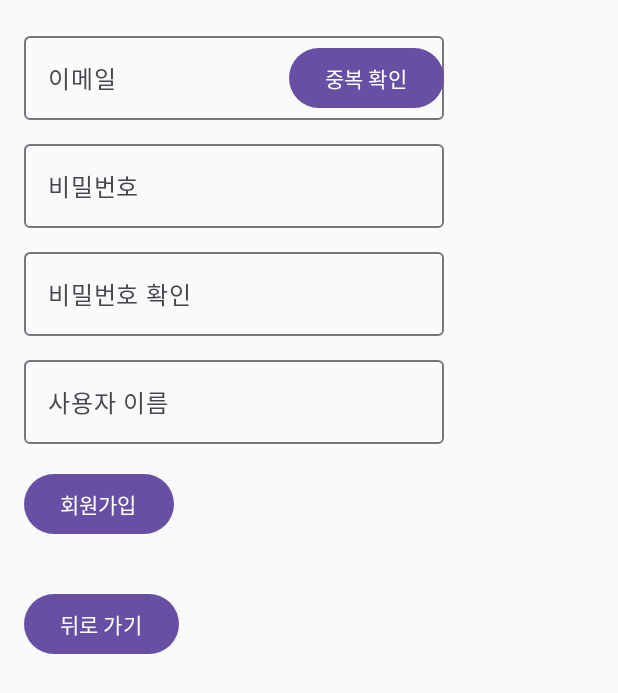
After one commit to joon6093/Today-Fit-Complete, an Android app built with Jetpack Compose: the RegisterScreen screen opened through its navigation route, on a phone screen of 412 x 824 dp. The commit adds this screen. Shown: the top 693 px of the screen. Run offline under Robolectric (Android 15) with nearby library versions, the phone set to English and light mode, and no system bars; our stand-ins replace livedata-compose.

```diff
--- a/TodayFitComplete_Frontend/app/build.gradle.kts
+++ b/TodayFitComplete_Frontend/app/build.gradle.kts
@@ -70,4 +70,5 @@ dependencies {
     implementation("com.squareup.retrofit2:converter-gson:2.9.0")
     implementation ("com.squareup.retrofit2:converter-scalars:2.6.4")
     implementation("androidx.compose.runtime:runtime-livedata:1.5.4")
+    implementation("androidx.navigation:navigation-compose:2.7.5")
 }
--- /dev/null
+++ b/TodayFitComplete_Frontend/app/src/main/java/kr/ac/kumoh/ce/s20190633/todayfitcomplete_frontend/Dto/Borad/BoardListPageResponse.kt
@@ -0,0 +1,5 @@
+import kr.ac.kumoh.ce.s20190633.todayfitcomplete_frontend.Dto.Borad.BoardListResponse
+
+data class BoardListPageResponse(
+    val content: List<BoardListResponse>,
+)
--- a/TodayFitComplete_Frontend/app/src/main/java/kr/ac/kumoh/ce/s20190633/todayfitcomplete_frontend/Dto/Member/MemberLoginDto.kt
+++ b/TodayFitComplete_Frontend/app/src/main/java/kr/ac/kumoh/ce/s20190633/todayfitcomplete_frontend/Dto/Member/MemberRegisterDto.kt
@@ -1,6 +1,8 @@
 package kr.ac.kumoh.ce.s20190633.todayfitcomplete_frontend.Dto.Member
 
-data class MemberLoginDto(
+data class MemberRegisterDto(
     val email: String,
-    val password: String
+    val password: String,
+    val passwordCheck: String,
+    val username: String
 )
--- a/TodayFitComplete_Frontend/app/src/main/java/kr/ac/kumoh/ce/s20190633/todayfitcomplete_frontend/MainActivity.kt
+++ b/TodayFitComplete_Frontend/app/src/main/java/kr/ac/kumoh/ce/s20190633/todayfitcomplete_frontend/MainActivity.kt
@@ -1,72 +1,56 @@
 package kr.ac.kumoh.ce.s20190633.todayfitcomplete_frontend
 
+import BoardDetailScreen
+import BoardListScreen
+import LoginScreen
+import RegisterScreen
 import android.os.Bundle
 import androidx.activity.ComponentActivity
 import androidx.activity.compose.setContent
-import androidx.compose.foundation.layout.Column
-import androidx.compose.foundation.layout.fillMaxSize
-import androidx.compose.foundation.text.KeyboardOptions
-import androidx.compose.material3.Button
-import androidx.compose.material3.ExperimentalMaterial3Api
-import androidx.compose.material3.MaterialTheme
-import androidx.compose.material3.Surface
-import androidx.compose.material3.Text
-import androidx.compose.material3.TextField
-import androidx.compose.runtime.Composable
-import androidx.compose.runtime.getValue
-import androidx.compose.runtime.livedata.observeAsState
-import androidx.compose.runtime.mutableStateOf
-import androidx.compose.runtime.remember
-import androidx.compose.runtime.setValue
-import androidx.compose.ui.Modifier
-import androidx.compose.ui.text.input.KeyboardType
-import androidx.compose.ui.text.input.PasswordVisualTransformation
-import androidx.lifecycle.ViewModelProvider
-import kr.ac.kumoh.ce.s20190633.todayfitcomplete_frontend.Member.LoginViewModel
-import kr.ac.kumoh.ce.s20190633.todayfitcomplete_frontend.ui.theme.TodayFitComplete_FrontendTheme
+import androidx.activity.viewModels
+import kr.ac.kumoh.ce.s20190633.todayfitcomplete_frontend.ViewModel.Board.BoardViewModel
+import kr.ac.kumoh.ce.s20190633.todayfitcomplete_frontend.ViewModel.Member.MemberViewModel
+import androidx.navigation.compose.NavHost
+import androidx.navigation.compose.composable
+import androidx.navigation.compose.rememberNavController
+
+enum class Screen(val route: String) {
+    Login("login"),
+    Register("register"),
+    BoardList("boardList"),
+    BoardDetail("boardDetail/{boardId}")
+}
+
 
 class MainActivity : ComponentActivity() {
+    private val memberViewModel: MemberViewModel by viewModels()
+    private val boardViewModel: BoardViewModel by viewModels()
+
     override fun onCreate(savedInstanceState: Bundle?) {
         super.onCreate(savedInstanceState)
-        val loginViewModel = ViewModelProvider(this).get(LoginViewModel::class.java)
+        setContent {
+            val navController = rememberNavController()
 
-        setContent {
-            TodayFitComplete_FrontendTheme {
-                Surface(
-                    modifier = Modifier.fillMaxSize(),
-                    color = MaterialTheme.colorScheme.background
-                ) {
-                    LoginScreen(loginViewModel)
+            NavHost(navController = navController, startDestination = Screen.Login.name) {
+                composable(Screen.Login.route) {
+                    LoginScreen(memberViewModel,
+                        onNavigateToRegister = { navController.navigate(Screen.Register.name) },
+                        onLoginSuccess = { navController.navigate(Screen.BoardList.name) }
+                    )
+                }
+                composable(Screen.Register.route) {
+                    RegisterScreen(memberViewModel) { navController.popBackStack() }
+                }
+                composable(Screen.BoardList.route){
+                    BoardListScreen(boardViewModel, navController)
+                }
+                composable(Screen.BoardDetail.route)  { backStackEntry ->
+                    val boardId = backStackEntry.arguments?.getString("boardId")?.toLongOrNull()
+                    boardId?.let {
+                        BoardDetailScreen(viewModel = boardViewModel, boardId = it)
+                    }
                 }
             }
         }
     }
 }
-
-@OptIn(ExperimentalMaterial3Api::class)
-@Composable
-fun LoginScreen(loginViewModel: LoginViewModel) {
-    var email by remember { mutableStateOf("") }
-    var password by remember { mutableStateOf("") }
-
-    Column {
-        TextField(
-            value = email,
-            onValueChange = { email = it },
-            label = { Text("이메일") }
-        )
-        TextField(
-            value = password,
-            onValueChange = { password = it },
-            label = { Text("비밀번호") },
-            visualTransformation = PasswordVisualTransformation(),
-            keyboardOptions = KeyboardOptions(keyboardType = KeyboardType.Password)
-        )
-        Button(onClick = { loginViewModel.login(email, password) }) {
-            Text("로그인")
-        }
-    }
-    // 로그인 결과 관찰 및 처리
-    val loginResult = loginViewModel.loginResult.observeAsState().value
-    // 로그인 결과에 따른 UI 업데이트 또는 네비게이션
-}
--- /dev/null
+++ b/TodayFitComplete_Frontend/app/src/main/java/kr/ac/kumoh/ce/s20190633/todayfitcomplete_frontend/Screen/LoginScreen.kt
@@ -0,0 +1,63 @@
+import androidx.compose.foundation.layout.Column
+import androidx.compose.foundation.layout.Spacer
+import androidx.compose.foundation.layout.height
+import androidx.compose.foundation.layout.padding
+import androidx.compose.material3.Button
+import androidx.compose.material3.ExperimentalMaterial3Api
+import androidx.compose.material3.OutlinedTextField
+import androidx.compose.material3.Text
+import androidx.compose.runtime.Composable
+import androidx.compose.runtime.getValue
+import androidx.compose.runtime.livedata.observeAsState
+import androidx.compose.runtime.mutableStateOf
+import androidx.compose.runtime.remember
+import androidx.compose.runtime.setValue
+import androidx.compose.ui.Modifier
+import androidx.compose.ui.text.input.PasswordVisualTransformation
+import androidx.compose.ui.unit.dp
+import kr.ac.kumoh.ce.s20190633.todayfitcomplete_frontend.ViewModel.Member.MemberViewModel
+
+@OptIn(ExperimentalMaterial3Api::class)
+@Composable
+fun LoginScreen(viewModel: MemberViewModel, onNavigateToRegister: () -> Unit, onLoginSuccess: () -> Unit) {
+    var email by remember { mutableStateOf("") }
+    var password by remember { mutableStateOf("") }
+    //로그인 처리
+    val loginState by viewModel.isLoggedIn.observeAsState()
+
+    Column(modifier = Modifier.padding(16.dp)) {
+        OutlinedTextField(
+            value = email,
+            onValueChange = { email = it },
+            label = { Text("이메일") }
+        )
+
+        Spacer(modifier = Modifier.height(8.dp))
+
+        OutlinedTextField(
+            value = password,
+            onValueChange = { password = it },
+            label = { Text("비밀번호") },
+            visualTransformation = PasswordVisualTransformation()
+        )
+
+
+        Spacer(modifier = Modifier.height(16.dp))
+
+        Button(onClick = { viewModel.login(email, password) }) {
+            Text("로그인")
+        }
+
+        loginState?.let { loggedIn ->
+            if (loggedIn) {
+                onLoginSuccess() // 로그인 성공 시 호출되는 콜백
+            }
+        }
+
+        Spacer(modifier = Modifier.height(16.dp))
+
+        Button(onClick = onNavigateToRegister) {
+            Text("회원가입 하러 가기")
+        }
+    }
+}
--- /dev/null
+++ b/TodayFitComplete_Frontend/app/src/main/java/kr/ac/kumoh/ce/s20190633/todayfitcomplete_frontend/Screen/RegisterScreen.kt
@@ -0,0 +1,125 @@
+import androidx.compose.foundation.layout.Column
+import androidx.compose.foundation.layout.Spacer
+import androidx.compose.foundation.layout.height
+import androidx.compose.foundation.layout.padding
+import androidx.compose.foundation.text.KeyboardActions
+import androidx.compose.foundation.text.KeyboardOptions
+import androidx.compose.material3.Button
+import androidx.compose.material3.CircularProgressIndicator
+import androidx.compose.material3.ExperimentalMaterial3Api
+import androidx.compose.material3.MaterialTheme
+import androidx.compose.material3.OutlinedTextField
+import androidx.compose.material3.Text
+import androidx.compose.runtime.*
+import androidx.compose.runtime.livedata.observeAsState
+import androidx.compose.ui.Modifier
+import androidx.compose.ui.platform.LocalContext
+import androidx.compose.ui.text.input.ImeAction
+import androidx.compose.ui.unit.dp
+import kr.ac.kumoh.ce.s20190633.todayfitcomplete_frontend.Dto.Member.MemberRegisterDto
+import kr.ac.kumoh.ce.s20190633.todayfitcomplete_frontend.ViewModel.Member.MemberViewModel
+
+@OptIn(ExperimentalMaterial3Api::class)
+@Composable
+fun RegisterScreen(viewModel: MemberViewModel, onNavigateToLogin: () -> Unit) {
+    var email by remember { mutableStateOf("") }
+    var password by remember { mutableStateOf("") }
+    var passwordCheck by remember { mutableStateOf("") }
+    var username by remember { mutableStateOf("") }
+
+    var isEmailDuplicate by remember { mutableStateOf(false) }
+    var isCheckingEmail by remember { mutableStateOf(false) }
+    // 이메일 중복 검사 결과에 따른 메시지 표시
+    var emailCheckMessage by remember { mutableStateOf<String?>(null) }
+    // 회원가입 메시지
+    val registrationStatus by viewModel.registrationStatus.observeAsState()
+
+    val context = LocalContext.current
+
+    Column(modifier = Modifier.padding(16.dp)) {
+        OutlinedTextField(
+            value = email,
+            onValueChange = { email = it },
+            label = { Text("이메일") },
+            keyboardOptions = KeyboardOptions.Default.copy(imeAction = ImeAction.Next),
+            trailingIcon = {
+                if (isCheckingEmail) {
+                    CircularProgressIndicator()
+                } else {
+                    // 중복 검사 버튼 클릭 시 로직
+                    Button(onClick = {
+                        isCheckingEmail = true
+                        viewModel.checkEmailDuplicate(email) { duplicate ->
+                            isEmailDuplicate = duplicate
+                            isCheckingEmail = false
+                            emailCheckMessage = if (duplicate) {
+                                "이메일이 중복됩니다."
+                            } else {
+                                "이메일이 사용 가능합니다."
+                            }
+                        }
+                    }) {
+                        Text("중복 확인")
+                    }
+                    // 이메일 중복 검사 결과 메시지 표시
+                    emailCheckMessage?.let {
+                        Text(it, color = if (isEmailDuplicate) MaterialTheme.colorScheme.error else MaterialTheme.colorScheme.primary)
+                    }
+                }
+            }
+        )
+        if (isEmailDuplicate) {
+            Text("이메일이 중복됩니다.", color = MaterialTheme.colorScheme.error)
+        }
+
+        Spacer(modifier = Modifier.height(8.dp))
+
+        OutlinedTextField(
+            value = password,
+            onValueChange = { password = it },
+            label = { Text("비밀번호") },
+            keyboardOptions = KeyboardOptions.Default.copy(imeAction = ImeAction.Next)
+        )
+
+        Spacer(modifier = Modifier.height(8.dp))
+
+        OutlinedTextField(
+            value = passwordCheck,
+            onValueChange = { passwordCheck = it },
+            label = { Text("비밀번호 확인") },
+            keyboardOptions = KeyboardOptions.Default.copy(imeAction = ImeAction.Next)
+        )
+
+        Spacer(modifier = Modifier.height(8.dp))
+
+        OutlinedTextField(
+            value = username,
+            onValueChange = { username = it },
+            label = { Text("사용자 이름") },
+            keyboardOptions = KeyboardOptions.Default.copy(imeAction = ImeAction.Done),
+            keyboardActions = KeyboardActions(onDone = {
+                viewModel.register(MemberRegisterDto(email, password, passwordCheck, username))
+            })
+        )
+
+        Spacer(modifier = Modifier.height(16.dp))
+
+        Button(onClick = {
+            viewModel.register(MemberRegisterDto(email, password, passwordCheck, username))
+        }) {
+            Text("회원가입")
+        }
+
+        Spacer(modifier = Modifier.height(16.dp))
+
+        registrationStatus?.let {
+            Text(it)
+        }
+
+        Spacer(modifier = Modifier.height(16.dp))
+
+        Button(onClick = onNavigateToLogin) {
+            Text("뒤로 가기")
+        }
+    }
+}
--- /dev/null
+++ b/TodayFitComplete_Frontend/app/src/main/java/kr/ac/kumoh/ce/s20190633/todayfitcomplete_frontend/ViewModel/Member/MemberViewModel.kt
@@ -0,0 +1,97 @@
+package kr.ac.kumoh.ce.s20190633.todayfitcomplete_frontend.ViewModel.Member
+
+import android.util.Log
+import androidx.lifecycle.LiveData
+import androidx.lifecycle.MutableLiveData
+import androidx.lifecycle.ViewModel
+import androidx.lifecycle.viewModelScope
+import kotlinx.coroutines.Dispatchers
+import kotlinx.coroutines.launch
+import kotlinx.coroutines.withContext
+import kr.ac.kumoh.ce.s20190633.todayfitcomplete_frontend.ApiService.MemberApiService
+import kr.ac.kumoh.ce.s20190633.todayfitcomplete_frontend.Dto.Member.MemberLoginDto
+import kr.ac.kumoh.ce.s20190633.todayfitcomplete_frontend.Dto.Member.MemberRegisterDto
+import retrofit2.Call
+import retrofit2.Response
+import retrofit2.Retrofit
+import retrofit2.converter.gson.GsonConverterFactory
+
+class MemberViewModel : ViewModel() {
+    private val SERVER_URL = "https://port-0-todayfitcomplete-1drvf2llomgqfda.sel5.cloudtype.app"
+    private val memberApiService: MemberApiService
+
+    init {
+        val retrofit = Retrofit.Builder()
+            .baseUrl(SERVER_URL)
+            .addConverterFactory(GsonConverterFactory.create())
+            .build()
+
+        memberApiService = retrofit.create(MemberApiService::class.java)
+    }
+
+    //회원가입
+    private val _registrationStatus = MutableLiveData<String?>()
+    val registrationStatus: LiveData<String?> = _registrationStatus
+    fun register(memberRegisterDto: MemberRegisterDto) {
+        viewModelScope.launch {
+            try {
+                val response = withContext(Dispatchers.IO) {
+                    memberApiService.register(memberRegisterDto).execute()
+                }
+                if (response.isSuccessful) {
+                    _registrationStatus.postValue("회원가입에 성공했습니다.")
+                } else {
+                    _registrationStatus.postValue("회원가입에 실패했습니다.")
+                    Log.e("MemberViewModel", "Registration failed: ${response.errorBody()?.string()}")
+                }
+            } catch (e: Exception) {
+                Log.e("MemberViewModel", "Error on member registration: ${e.message}")
+                _registrationStatus.postValue("오류 발생: ${e.message}")
+            }
+        }
+    }
+
+    // 이메일 중복 검사
+    fun checkEmailDuplicate(email: String, onResult: (Boolean) -> Unit) {
+        viewModelScope.launch {
+            memberApiService.checkIdDuplicate(email).enqueue(object : retrofit2.Callback<Boolean> {
+                override fun onResponse(call: Call<Boolean>, response: Response<Boolean>) {
+                    if (response.isSuccessful) {
+                        onResult(response.body() ?: false)
+                    } else {
+                        onResult(false)
+                    }
+                }
+
+                override fun onFailure(call: Call<Boolean>, t: Throwable) {
+                    Log.e("MemberViewModel", "Error checking email duplicate: ${t.message}")
+                    onResult(false)
+                }
+            })
+        }
+    }
+
+    private val _isLoggedIn = MutableLiveData<Boolean>()
+    val isLoggedIn: LiveData<Boolean> = _isLoggedIn
+
+    fun login(email: String, password: String) {
+        viewModelScope.launch {
+            try {
+                val memberLoginDto = MemberLoginDto(email, password)
+                val response = withContext(Dispatchers.IO) {
+                    memberApiService.login(memberLoginDto).execute()
+                }
+                if (response.isSuccessful) {
+                    // 로그인 성공 처리
+                    _isLoggedIn.postValue(true)
+                } else {
+                    // 로그인 실패 처리
+                    _isLoggedIn.postValue(false)
+                }
+            } catch (e: Exception) {
+                Log.e("MemberViewModel", "Error on member login: ${e.message}")
+                _isLoggedIn.postValue(false)
+            }
+        }
+    }
+}
```
Also changed, not shown: TodayFitComplete_Frontend/app/src/main/java/kr/ac/kumoh/ce/s20190633/todayfitcomplete_frontend/ApiService.kt (deleted, +0 -12 lines), TodayFitComplete_Frontend/app/src/main/java/kr/ac/kumoh/ce/s20190633/todayfitcomplete_frontend/ApiService/BoardApiService.kt (added, +14 -0 lines), TodayFitComplete_Frontend/app/src/main/java/kr/ac/kumoh/ce/s20190633/todayfitcomplete_frontend/ApiService/MemberApiService.kt (added, +20 -0 lines), TodayFitComplete_Frontend/app/src/main/java/kr/ac/kumoh/ce/s20190633/todayfitcomplete_frontend/Dto/Borad/BoardDetailsRespse.kt (added, +27 -0 lines), TodayFitComplete_Frontend/app/src/main/java/kr/ac/kumoh/ce/s20190633/todayfitcomplete_frontend/Dto/Borad/BoardListResponse.kt (added, +11 -0 lines), TodayFitComplete_Frontend/app/src/main/java/kr/ac/kumoh/ce/s20190633/todayfitcomplete_frontend/Member/LoginViewModel.kt (deleted, +0 -41 lines), TodayFitComplete_Frontend/app/src/main/java/kr/ac/kumoh/ce/s20190633/todayfitcomplete_frontend/Screen/BoardDetailScreen.kt (added, +56 -0 lines), TodayFitComplete_Frontend/app/src/main/java/kr/ac/kumoh/ce/s20190633/todayfitcomplete_frontend/Screen/BoradListScreen.kt (added, +41 -0 lines), TodayFitComplete_Frontend/app/src/main/java/kr/ac/kumoh/ce/s20190633/todayfitcomplete_frontend/ViewModel/Board/BoardViewModel.kt (added, +70 -0 lines).
